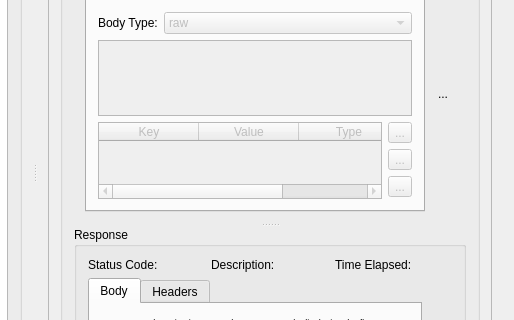
The window that mainwindow.ui (fabiobento512/FRequest) describes before a commit, drawn with Qt 5; both pictures show x 289 to 803 and y 266 to 586 of the 803 by 861 pixel window.
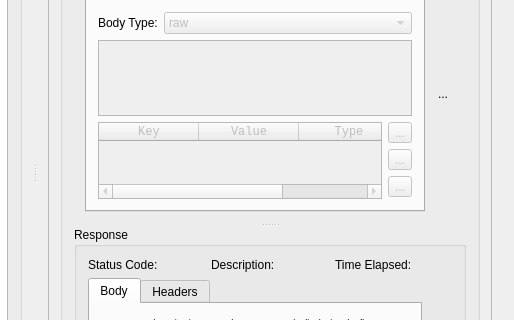
The same window after the commit. Icons and pictures are not drawn. Custom widgets are drawn as their Qt base class.

Commit message:
Changed request and reponse text to courier new font (monospace)
Added a new contributor to about window.

```diff
--- a/mainwindow.ui
+++ b/mainwindow.ui
@@ -98,8 +98,8 @@
             <rect>
              <x>0</x>
              <y>0</y>
-             <width>472</width>
-             <height>772</height>
+             <width>470</width>
+             <height>780</height>
             </rect>
            </property>
            <layout class="QGridLayout" name="gridLayout">
@@ -279,6 +279,11 @@
                            <property name="enabled">
                             <bool>false</bool>
                            </property>
+                           <property name="font">
+                            <font>
+                             <family>Courier New</family>
+                            </font>
+                           </property>
                            <property name="alternatingRowColors">
                             <bool>true</bool>
                            </property>
```
Left out of the diff: 22 changed lines with no effect on the pictures. The commit also changes 1 other file.
